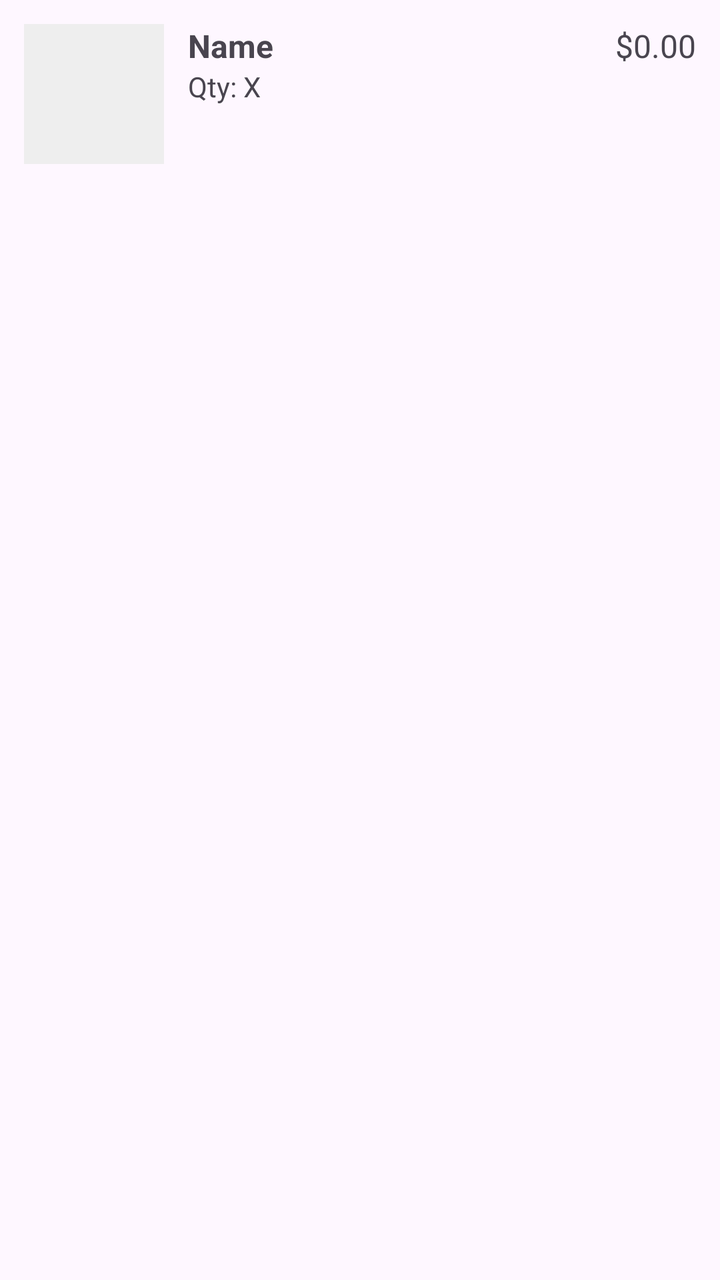
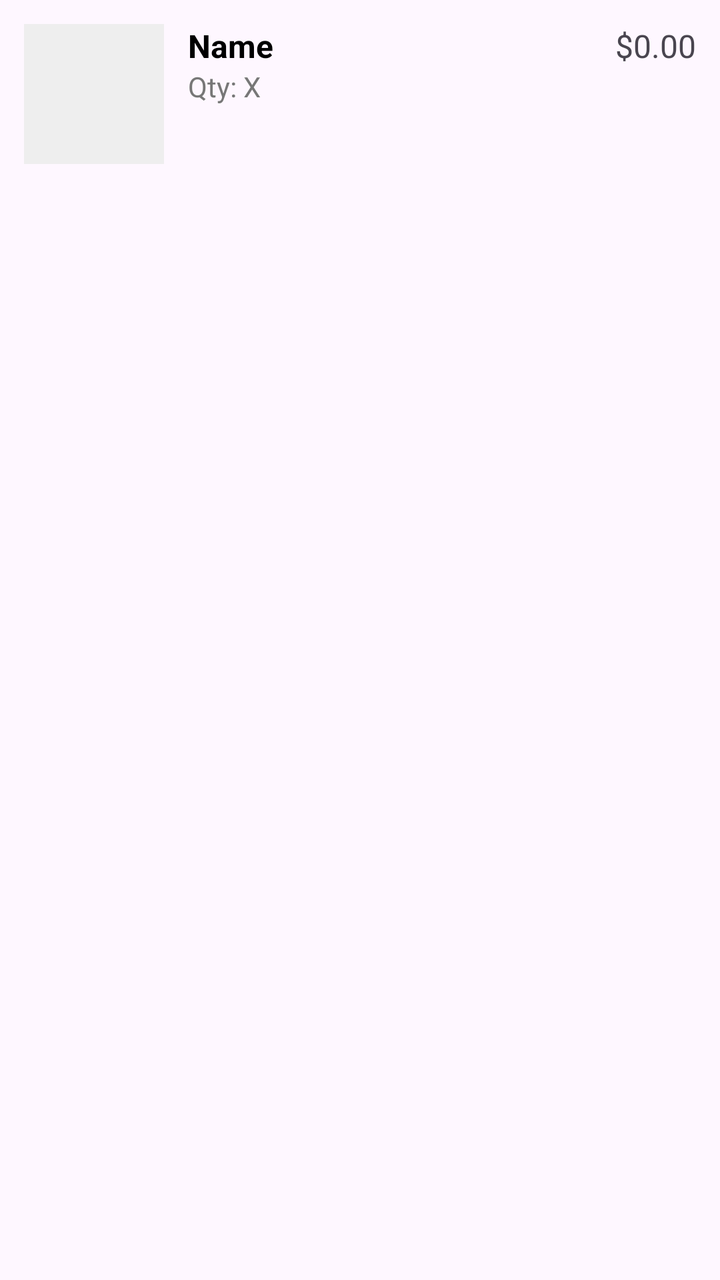

Before-and-after screenshots of an Android layout around one commit, followed by the original layout XML and the change that was made.
<!-- AndroidManifest.xml: application theme Theme.MyApplication -->
<!-- res/layout/item_checkout.xml -->
<?xml version="1.0" encoding="utf-8"?>
<LinearLayout xmlns:android="http://schemas.android.com/apk/res/android"
    android:orientation="horizontal"
    android:padding="12dp"
    android:layout_width="match_parent"
    android:layout_height="wrap_content">

    <ImageView
        android:id="@+id/imgProduct"
        android:layout_width="70dp"
        android:layout_height="70dp"
        android:scaleType="centerCrop"
        android:background="#EEE" />

    <LinearLayout
        android:orientation="vertical"
        android:layout_marginStart="12dp"
        android:layout_width="0dp"
        android:layout_weight="1"
        android:layout_height="wrap_content">

        <TextView
            android:id="@+id/txtProductName"
            android:text="Name"
            android:textSize="16sp"
            android:textStyle="bold"
            android:layout_width="wrap_content"
            android:layout_height="wrap_content" />

        <TextView
            android:id="@+id/txtProductQty"
            android:text="Qty: X"
            android:layout_width="wrap_content"
            android:layout_height="wrap_content" />
    </LinearLayout>

    <TextView
        android:id="@+id/txtProductPrice"
        android:text="$0.00"
        android:textSize="16sp"
        android:layout_width="wrap_content"
        android:layout_height="wrap_content" />
</LinearLayout>
<!-- resources referenced by this layout -->
<resources>
  <style name="Theme.MyApplication" parent="Base.Theme.MyApplication" />
  <style name="Base.Theme.MyApplication" parent="Theme.Material3.DayNight.NoActionBar">
          
          
      </style>
</resources>

<!-- the commit's change to res/layout/item_checkout.xml (unified diff, before → after) -->
@@ -24,6 +24,7 @@
             android:text="Name"
             android:textSize="16sp"
             android:textStyle="bold"
+            android:textColor="@color/black"
             android:layout_width="wrap_content"
             android:layout_height="wrap_content" />
 
@@ -31,6 +32,7 @@
             android:id="@+id/txtProductQty"
             android:text="Qty: X"
             android:layout_width="wrap_content"
+            android:textColor="@color/foodstore_text_secondary"
             android:layout_height="wrap_content" />
     </LinearLayout>
 
<!-- resource entries referenced after the edit -->
@@ -1,5 +1,7 @@
 <!-- resources referenced by this layout -->
 <resources>
+  <color name="black">#FF000000</color>
+  <color name="foodstore_text_secondary">#777777</color>
   <style name="Theme.MyApplication" parent="Base.Theme.MyApplication" />
   <style name="Base.Theme.MyApplication" parent="Theme.Material3.DayNight.NoActionBar">
           
